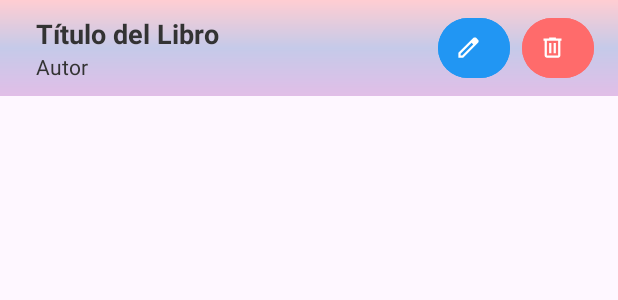
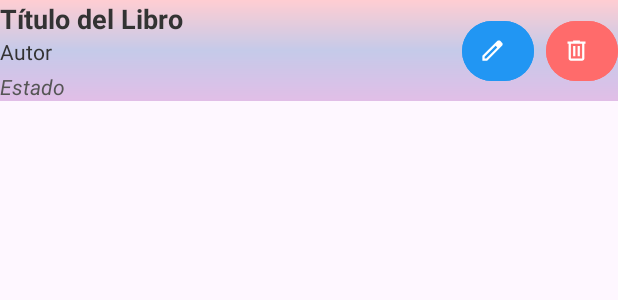
Before and after one commit to lil-mati/Booklist, an Android app: the layout list_item_book.xml on its own in the app's theme, with its tools: preview values and no code run, on a phone screen of 412 x 824 dp. Shown: the top 300 px of the screen. Run offline under Robolectric (Android 15) with nearby library versions, the phone set to English and light mode, and no system bars.

Commit message:
Estado visible del libro y modificar su estado

```diff
--- a/app/src/main/java/com/example/sqlite_test/database/DbHelper.java
+++ b/app/src/main/java/com/example/sqlite_test/database/DbHelper.java
@@ -102,12 +102,13 @@ public class DbHelper extends SQLiteOpenHelper {
         return newRowId;
     }
 
-    // NUEVO MÉTODO PARA ACTUALIZAR EL COMENTARIO
-    public int actualizarComentarioLibro(long libroId, String comentario) {
+    // ACTUALIZAR EL COMENTARIO Y ESTADO DE UN LIBRO
+    public int actualizarLibro(long libroId, String comentario, int estado) {
         SQLiteDatabase db = this.getWritableDatabase();
 
         ContentValues values = new ContentValues();
         values.put(collectionContract.libroEntry.COLUMN_COMENTARIO, comentario);
+        values.put(collectionContract.libroEntry.COLUMN_ESTADO, estado);
 
         String selection = collectionContract.libroEntry.COLUMN_ID + " = ?";
         String[] selectionArgs = { String.valueOf(libroId) };
--- a/app/src/main/res/layout/list_item_book.xml
+++ b/app/src/main/res/layout/list_item_book.xml
@@ -5,10 +5,10 @@
     android:layout_width="match_parent"
     android:layout_height="wrap_content"
     android:background="@drawable/gradient_background"
-    android:paddingStart="24dp"
-    android:paddingEnd="16dp"
-    android:paddingTop="8dp"
-    android:paddingBottom="8dp">
+    android.paddingStart="24dp"
+    android.paddingEnd="16dp"
+    android.paddingTop="8dp"
+    android.paddingBottom="8dp">
 
     <LinearLayout
         android:id="@+id/book_details"
@@ -36,6 +36,15 @@
             android:layout_height="wrap_content"
             android:textColor="#333333"
             android:text="Autor" />
+
+        <TextView
+            android:id="@+id/textViewStatus"
+            android:layout_width="wrap_content"
+            android:layout_height="wrap_content"
+            android:layout_marginTop="4dp"
+            android:textStyle="italic"
+            android:textColor="#555555"
+            android:text="Estado"/>
 
         <TextView
             android:id="@+id/textViewComment"
```
Also changed, not shown: app/src/main/java/com/example/sqlite_test/Book.java (+11 -1 lines), app/src/main/java/com/example/sqlite_test/BookAdapter.java (+43 -14 lines), app/src/main/res/layout/dialog_edit_book.xml (added, +31 -0 lines).
